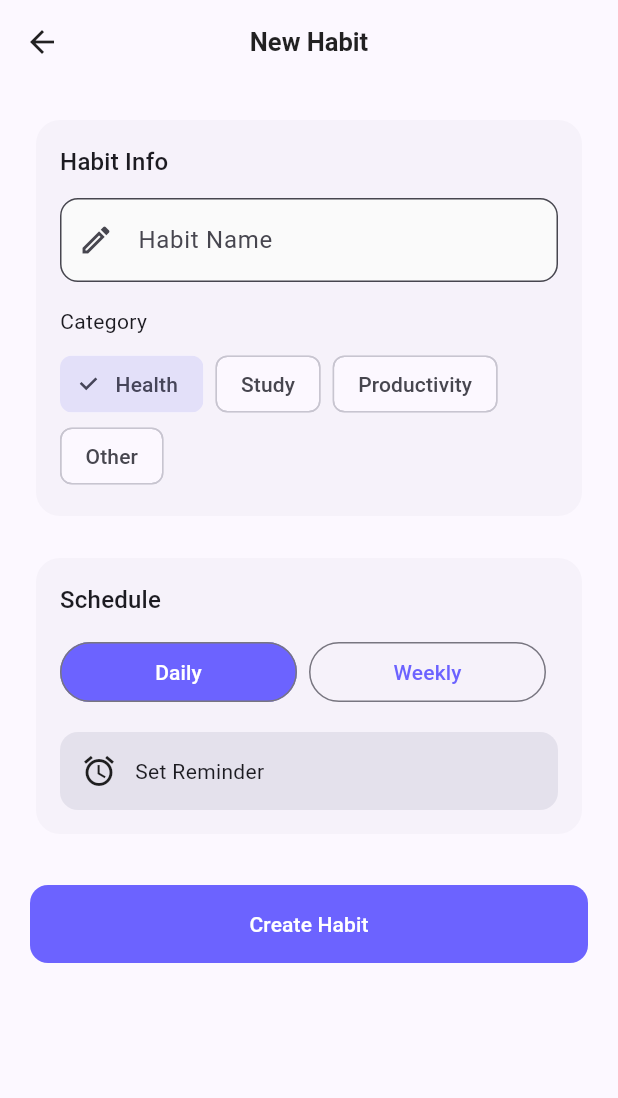
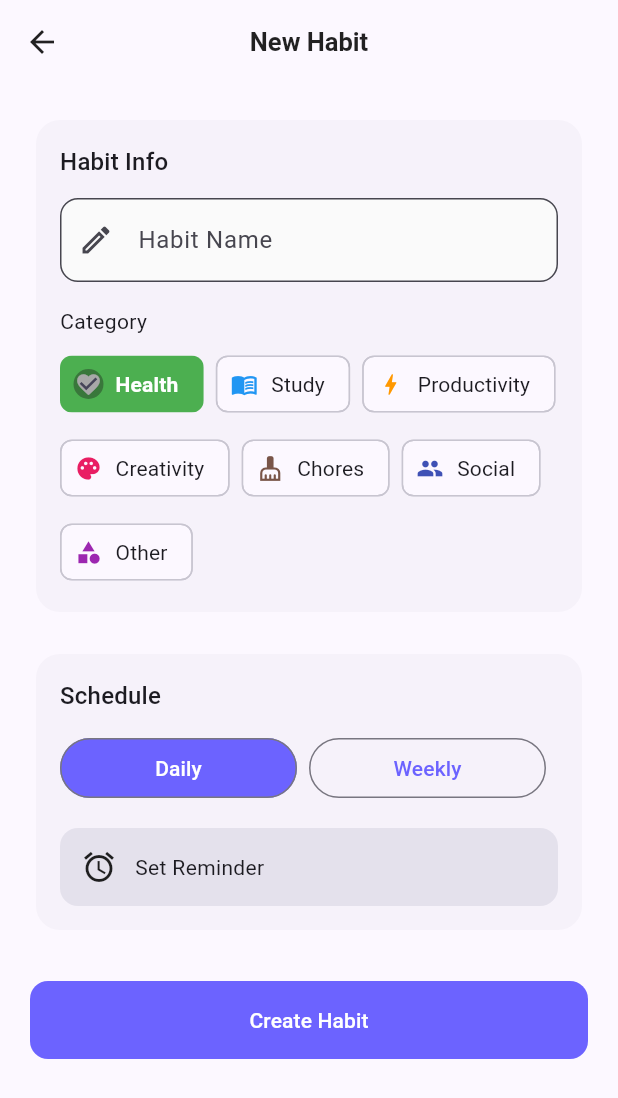
Before and after one commit to nicholas301205/Habit-Tracker-Gamify, a Flutter app: the screen it shows once a user with an empty profile is signed in, item 2 of the bottom bar chosen, after a tap on the "add" icon, on a phone screen of 412 x 824 dp. Shown: the top 1098 px of the screen. Run offline on Flutter 3.47's test engine with Material 3 defaults, Android fonts, the phone set to English and light mode, and no system bars; our stand-ins replace cloud_firestore, firebase_auth, firebase_core, fl_chart, flutter_dotenv, flutter_local_notifications and 3 more; accounts and stored records are empty.

Commit message:
fix: resolve statistics calculation bug + add new habit categories

```diff
--- a/lib/core/pages/add_edit_habit_screen.dart
+++ b/lib/core/pages/add_edit_habit_screen.dart
@@ -24,7 +24,8 @@ class _AddEditHabitScreenState
 
   bool get _isEdit => widget.habit != null;
 
-  final _categories = ['Health', 'Study', 'Productivity', 'Other'];
+  // 🔹 Kategori udah di-update lengkap
+  final _categories = ['Health', 'Study', 'Productivity', 'Creativity', 'Chores', 'Social', 'Other'];
   final _frequencies = ['daily', 'weekly'];
 
   @override
@@ -82,6 +83,38 @@ class _AddEditHabitScreenState
     }
 
     if (mounted) Navigator.pop(context);
+  }
+
+  //
+  // 🔹 FUNGSI BANTUAN BUAT ICON
+  //
+  IconData _getCategoryIcon(String category) {
+    switch (category) {
+      case 'Health': return Icons.favorite;
+      case 'Study': return Icons.menu_book;
+      case 'Productivity': return Icons.bolt;
+      case 'Creativity': return Icons.palette;
+      case 'Chores': return Icons.cleaning_services;
+      case 'Social': return Icons.people;
+      case 'Other': return Icons.category;
+      default: return Icons.category;
+    }
+  }
+
+  //
+  // 🔹 FUNGSI BANTUAN BUAT WARNA (Sesuai Screenshot Lu!)
+  //
+  Color _getCategoryColor(String category) {
+    switch (category) {
+      case 'Health': return Colors.green;        // Hijau
+      case 'Study': return Colors.blue;          // Biru
+      case 'Productivity': return Colors.orange; // Oranye/Kuning
+      case 'Creativity': return Colors.pink;
+      case 'Chores': return Colors.brown;
+      case 'Social': return Colors.indigo;
+      case 'Other': return Colors.purple;        // Ungu
+      default: return Colors.grey;
+    }
   }
 
   @override
@@ -150,11 +183,22 @@ class _AddEditHabitScreenState
             const SizedBox(height: 8),
             Wrap(
               spacing: 8,
+              runSpacing: 8, // Biar rapi kalau kategorinya banyak dan turun baris
               children: _categories.map((cat) {
                 final selected = _category == cat;
                 return ChoiceChip(
+                  avatar: Icon(
+                    _getCategoryIcon(cat),
+                    size: 18,
+                    color: selected ? Colors.white : _getCategoryColor(cat),
+                  ),
                   label: Text(cat),
                   selected: selected,
+                  selectedColor: _getCategoryColor(cat),
+                  labelStyle: TextStyle(
+                    color: selected ? Colors.white : Theme.of(context).textTheme.bodyMedium?.color,
+                    fontWeight: selected ? FontWeight.bold : FontWeight.normal,
+                  ),
                   onSelected: (_) =>
                       setState(() => _category = cat),
                 );
--- a/lib/core/pages/habit_list_screen.dart
+++ b/lib/core/pages/habit_list_screen.dart
@@ -63,10 +63,14 @@ class _HabitCard extends ConsumerWidget {
 
   @override
   Widget build(BuildContext context, WidgetRef ref) {
+    // 🔹 Map warna udah di-update lengkap di sini dawg!
     final categoryColors = {
       'Health': Colors.green,
       'Study': Colors.blue,
       'Productivity': Colors.orange,
+      'Creativity': Colors.pink,
+      'Chores': Colors.brown,
+      'Social': Colors.indigo,
       'Other': Colors.purple,
     };
     final color = categoryColors[habit.category] ?? Colors.grey;
--- a/lib/providers/habit_provider.dart
+++ b/lib/providers/habit_provider.dart
@@ -7,15 +7,14 @@ import '../models/habit_model.dart';
 import '../services/firestore_services.dart';
 import '../services/notification_service.dart';
 import 'auth_provider.dart';
+import 'stats_provider.dart';
 
-// Stream semua habit user yang aktif
 final habitListProvider = StreamProvider<List<HabitModel>>((ref) {
   final uid = ref.watch(authStateProvider).asData?.value?.uid;
   if (uid == null) return Stream.value([]);
   return ref.watch(firestoreServiceProvider).watchHabits(uid);
 });
 
-// Provider untuk cek habit mana yang sudah done hari ini
 final completedTodayProvider = StreamProvider<List<String>>((ref) {
   final uid = ref.watch(authStateProvider).asData?.value?.uid;
   if (uid == null) return Stream.value([]);
@@ -38,24 +37,22 @@ class HabitCompleteResult {
   });
 }
 
-// Notifier untuk aksi CRUD
 class HabitNotifier extends StateNotifier<HabitState> {
   final FirestoreService _service;
   final String userId;
+  final Ref ref;
 
-  HabitNotifier(this._service, this.userId)
+  HabitNotifier(this._service, this.userId, this.ref)
     : super(HabitState.initial());
 
   Future<void> completeHabit(String habitId, int currentUserLevel) async {
   state = state.copyWith(isLoading: true, levelUpTo: null, newlyUnlockedBadges: []);
   try {
-    // Panggil method lama yang sudah pasti ada
     final newlyUnlockedBadges = await _service.completeHabit(
       habitId: habitId,
       userId: userId,
     );
 
-    // Cek level up langsung dari Firestore
     final userSnap = await FirebaseFirestore.instance
         .collection('users')
         .doc(userId)
@@ -76,6 +73,9 @@ class HabitNotifier extends StateNotifier<HabitState> {
         newlyUnlockedBadges: newlyUnlockedBadges,
       );
     }
+
+    ref.invalidate(weeklyStatsProvider);
+
   } catch (e) {
     state = state.copyWith(isLoading: false, error: e.toString());
   }
@@ -158,7 +158,7 @@ class HabitNotifier extends StateNotifier<HabitState> {
 
 class HabitState {
   final bool isLoading;
-  final int? levelUpTo;  // null = tidak ada level up
+  final int? levelUpTo;
   final String? error;
   final List<String> newlyUnlockedBadges;
 
@@ -189,5 +189,5 @@ class HabitState {
 final habitNotifierProvider =
     StateNotifierProvider<HabitNotifier, HabitState>((ref) {
   final uid = ref.watch(authStateProvider).asData?.value?.uid ?? '';
-  return HabitNotifier(ref.watch(firestoreServiceProvider), uid);
+  return HabitNotifier(ref.watch(firestoreServiceProvider), uid, ref);
 });
```
Also changed, not shown: pubspec.lock, 2 other files.
